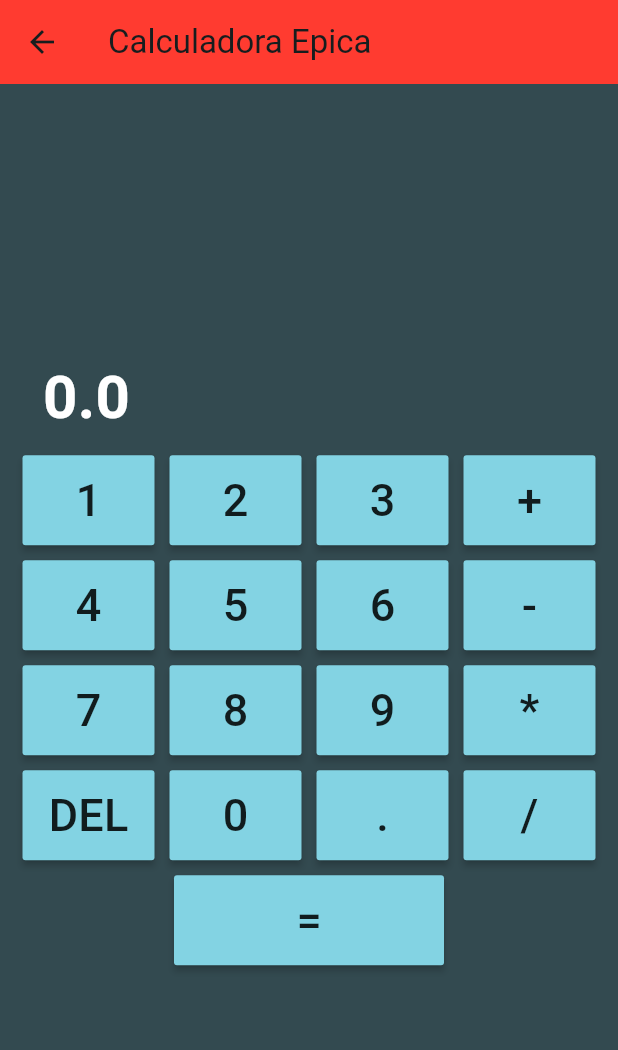
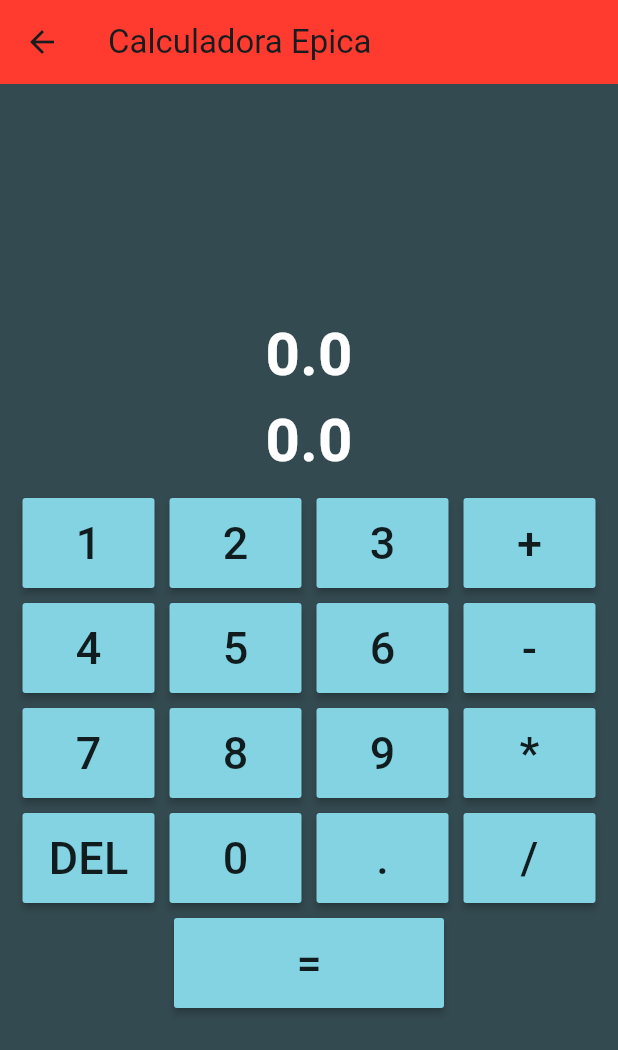
Before and after one commit to ImNoth1ng/Programacion-Movil-1, a Flutter app: the Calculadora screen opened directly, on a phone screen of 412 x 824 dp. Shown: the top 1050 px of the screen. Run offline on Flutter 3.47's test engine with Material 3 defaults, Android fonts, the phone set to English and light mode, and no system bars.

Commit message:
Mejora en la logica

```diff
--- a/lib/Pantallas/calc.dart
+++ b/lib/Pantallas/calc.dart
@@ -25,30 +25,26 @@ class _CalculadoraState extends State<Calculadora> {
 
   bool _limpio = false;
 
-  double _tamanoTexto = 24.0; // Tamaño inicial del texto
-
   //FUNCIONES DE LOS BOTONES
-
   void _AddNum(int num){
     setState(() {
       if (!_punto){_res = _res*10+num;}else { _res = _res+(num/_divisoraux); _divisoraux*= 10; }
     });}
-
   void _Operacion(String op){
     setState(() {
 
-      _hayoperacion ? _doOp() : true;
+     // _hayoperacion ? _doOp() : true;
       _resetOps();
       switch (op){
         case "+":setState(() {
-          _cacheoperacion += _res;
+          _cacheoperacion ==0 ? _cacheoperacion = _res : _cacheoperacion += _res;
           _res = 0;
           _suma=true;
         });
           break;
         case "-":
           setState(() {
-            _cacheoperacion -= _res;
+            _cacheoperacion ==0 ? _cacheoperacion = _res : _cacheoperacion -= _res;
             _res = 0;
             _resta=true;
           });
@@ -62,7 +58,7 @@ class _CalculadoraState extends State<Calculadora> {
           break;
         case "/":
           setState(() {
-            _cacheoperacion = _res;
+            _cacheoperacion ==0 ? _cacheoperacion = _res : _cacheoperacion /= _res;
             _res = 0;
             _div=true;
           });
@@ -70,8 +66,6 @@ class _CalculadoraState extends State<Calculadora> {
       }
     });
   }
-  //void  _saveToCache(){setState(() {  });}
-
   void _ObtenerResultado(){
     setState(() {
       _doOp();
@@ -94,15 +88,14 @@ class _CalculadoraState extends State<Calculadora> {
       _cacheoperacion *= _res;
     }
   }
-
   void _resetOps(){
     setState(() {
        _punto = false; _divisoraux = 10;
       _resetFlagsOP();
     });
   }
-  void _resetFlagsOP(){  _suma = false; _resta = false; _multi = false; _div = false;  }
-
+  void _resetFlagsOP(){
+    _suma = false; _resta = false; _multi = false; _div = false;  }
   void _Limpiar(){
     setState(() {
       if (_limpio){
@@ -136,7 +129,19 @@ class _CalculadoraState extends State<Calculadora> {
 
               width: 355,
               color: Theme.of(context).colorScheme.onSecondaryContainer,
-              child: Text(
+              child: Column(
+                mainAxisAlignment: MainAxisAlignment.center,
+                  children: [
+                    Text(
+                      '$_cacheoperacion',
+                      style: TextStyle( // Usa _tamañoTexto para el tamaño
+                        fontSize: 40,
+                        fontWeight: FontWeight.bold,
+                        color: Theme.of(context).colorScheme.onSecondary,
+                      ),
+
+                    ),
+                    Text(
                       '$_res',
                       style: TextStyle( // Usa _tamañoTexto para el tamaño
                         fontSize: 40,
@@ -144,6 +149,8 @@ class _CalculadoraState extends State<Calculadora> {
                         color: Theme.of(context).colorScheme.onSecondary,
                       ),
 
+                    ),
+                  ]
               ),
             ),
 
```
Lines whose indentation alone changed are shown as unchanged.
